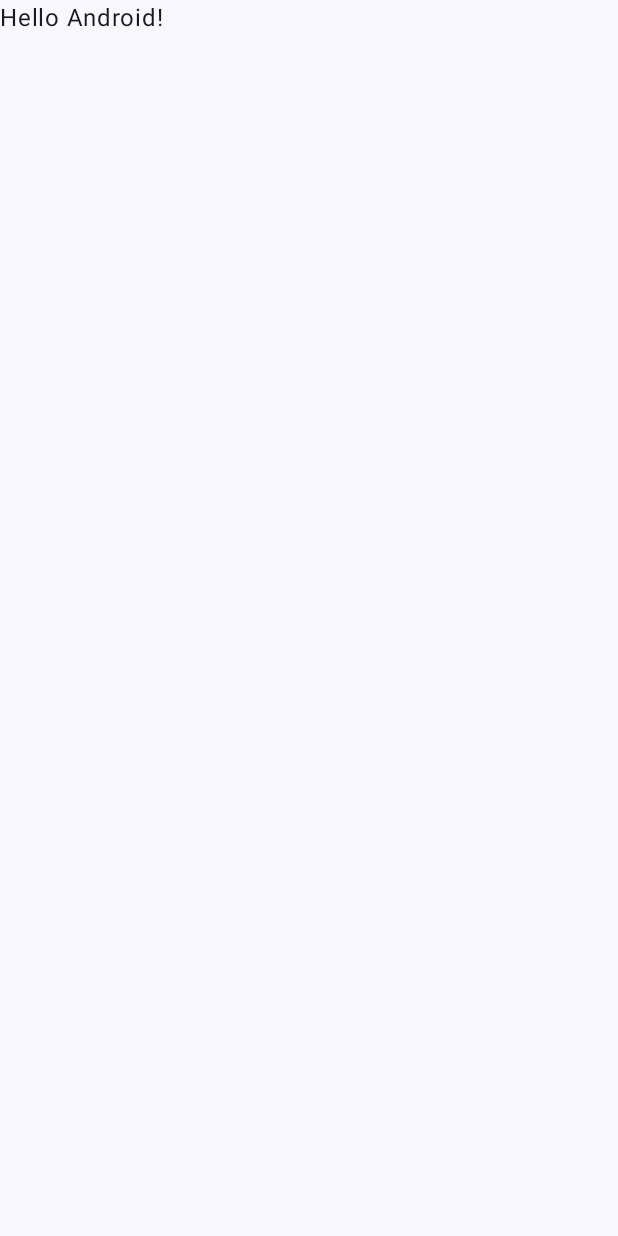
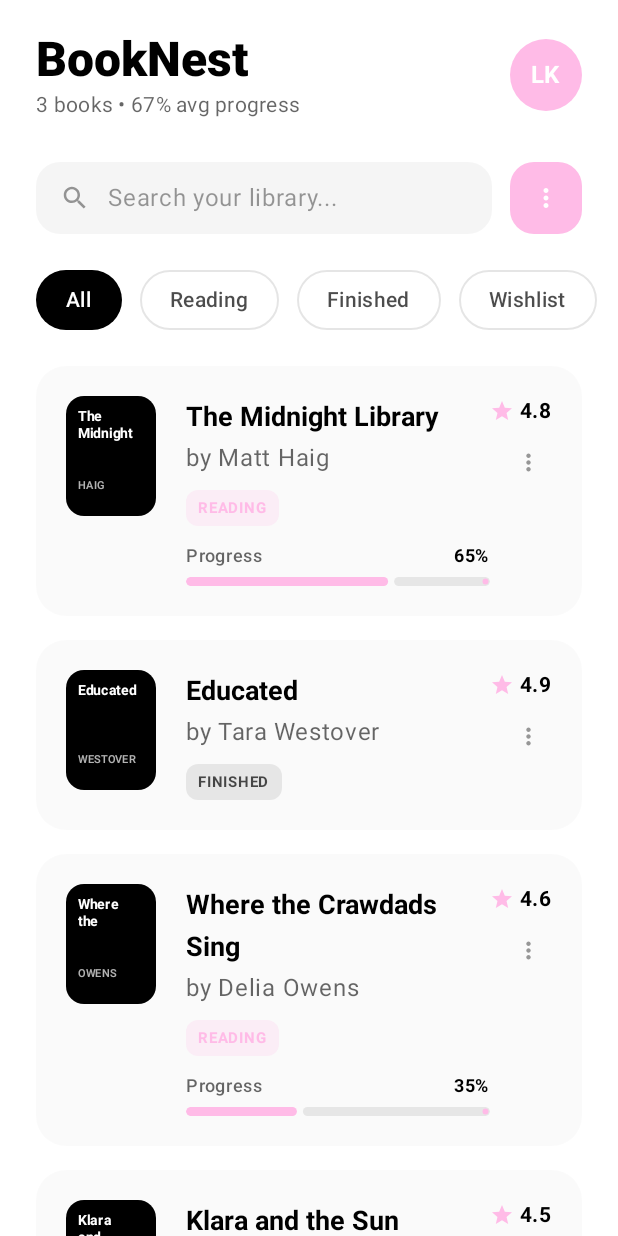
Before and after one commit to lydia-karungi/BookNest, an Android app built with Jetpack Compose: the screen it shows after launch (MainActivity), on a phone screen of 412 x 824 dp. Before the commit the screen is almost empty. Run offline under Robolectric (Android 15) with nearby library versions, the phone set to English and light mode, and no system bars.

Commit message:
Library page

```diff
--- a/app/src/main/java/com/example/booknest/MainActivity.kt
+++ b/app/src/main/java/com/example/booknest/MainActivity.kt
@@ -5,13 +5,9 @@
 import androidx.activity.compose.setContent
 import androidx.activity.enableEdgeToEdge
 import androidx.compose.foundation.layout.fillMaxSize
-import androidx.compose.foundation.layout.padding
-import androidx.compose.material3.Scaffold
-import androidx.compose.material3.Text
-import androidx.compose.runtime.Composable
 import androidx.compose.ui.Modifier
-import androidx.compose.ui.tooling.preview.Preview
 import com.example.booknest.ui.theme.BookNestTheme
+import com.example.booknest.screens.LibraryScreen
 
 class MainActivity : ComponentActivity() {
     override fun onCreate(savedInstanceState: Bundle?) {
@@ -19,29 +15,8 @@
         enableEdgeToEdge()
         setContent {
             BookNestTheme {
-                Scaffold(modifier = Modifier.fillMaxSize()) { innerPadding ->
-                    Greeting(
-                        name = "Android",
-                        modifier = Modifier.padding(innerPadding)
-                    )
-                }
+                LibraryScreen() // 🔁 Replaced Greeting with your screen
             }
         }
     }
 }
-
-@Composable
-fun Greeting(name: String, modifier: Modifier = Modifier) {
-    Text(
-        text = "Hello $name!",
-        modifier = modifier
-    )
-}
-
-@Preview(showBackground = true)
-@Composable
-fun GreetingPreview() {
-    BookNestTheme {
-        Greeting("Android")
-    }
-}
--- /dev/null
+++ b/app/src/main/java/com/example/booknest/screens/LibraryScreen.kt
@@ -0,0 +1,410 @@
+package com.example.booknest.screens
+
+import androidx.compose.foundation.Image
+import androidx.compose.foundation.background
+import androidx.compose.foundation.layout.*
+import androidx.compose.foundation.lazy.LazyColumn
+import androidx.compose.foundation.lazy.LazyRow
+import androidx.compose.foundation.lazy.items
+import androidx.compose.foundation.shape.CircleShape
+import androidx.compose.foundation.shape.RoundedCornerShape
+import androidx.compose.material.icons.Icons
+import androidx.compose.material.icons.filled.Add
+import androidx.compose.material.icons.filled.Search
+import androidx.compose.material.icons.filled.Star
+import androidx.compose.material.icons.outlined.FavoriteBorder
+import androidx.compose.material.icons.filled.DateRange
+import androidx.compose.material.icons.filled.Info
+import androidx.compose.material.icons.filled.MoreVert
+import androidx.compose.material3.*
+import androidx.compose.runtime.Composable
+import androidx.compose.ui.Alignment
+import androidx.compose.ui.Modifier
+import androidx.compose.ui.draw.clip
+import androidx.compose.ui.graphics.Color
+import androidx.compose.ui.unit.dp
+import androidx.compose.ui.unit.sp
+import androidx.compose.ui.text.font.FontWeight
+import androidx.compose.ui.text.style.TextOverflow
+import androidx.compose.ui.res.painterResource
+import androidx.compose.ui.layout.ContentScale
+import androidx.compose.ui.tooling.preview.Preview
+
+data class Book(
+    val title: String,
+    val author: String,
+    val status: String,
+    val progress: Float,
+    val rating: Float,
+    val category: String,
+    val coverColor: Color,
+    val pageCount: Int,
+    val readDate: String,
+    val coverImageRes: Int? = null // Add this for image resource
+)
+
+@OptIn(ExperimentalMaterial3Api::class)
+@Composable
+fun LibraryScreen() {
+    val books = listOf(
+        Book("The Midnight Library", "Matt Haig", "Reading", 0.65f, 4.8f, "Fiction", Color.Black, 288, "2024-01-15", null), // Set to null for now
+        Book("Educated", "Tara Westover", "Finished", 1.0f, 4.9f, "Memoir", Color.Black, 334, "2024-01-10"),
+        Book("Where the Crawdads Sing", "Delia Owens", "Reading", 0.35f, 4.6f, "Fiction", Color.Black, 368, "2024-01-12"),
+        Book("Klara and the Sun", "Kazuo Ishiguro", "Unread", 0.0f, 4.5f, "Fiction", Color.Black, 303, ""),
+        Book("The Seven Husbands of Evelyn Hugo", "Taylor Jenkins Reid", "Finished", 1.0f, 4.7f, "Romance", Color.Black, 400, "2024-01-08")
+    )
+
+    val categories = listOf("All", "Reading", "Finished", "Wishlist")
+    val readingStats = "3 books • 67% avg progress"
+
+    Column(
+        modifier = Modifier
+            .fillMaxSize()
+            .background(Color.White)
+    ) {
+        // Modern Header with Glass Effect
+        Surface(
+            modifier = Modifier.fillMaxWidth(),
+            color = Color.White,
+            shadowElevation = 0.dp
+        ) {
+            Column {
+                // Top Section
+                Row(
+                    modifier = Modifier
+                        .fillMaxWidth()
+                        .padding(horizontal = 24.dp, vertical = 20.dp),
+                    horizontalArrangement = Arrangement.SpaceBetween,
+                    verticalAlignment = Alignment.CenterVertically
+                ) {
+                    Column {
+                        Text(
+                            text = "BookNest",
+                            style = MaterialTheme.typography.headlineLarge.copy(
+                                fontWeight = FontWeight.ExtraBold,
+                                fontSize = 32.sp
+                            ),
+                            color = Color.Black
+                        )
+                        Text(
+                            text = readingStats,
+                            style = MaterialTheme.typography.bodyMedium,
+                            color = Color.Black.copy(alpha = 0.6f)
+                        )
+                    }
+
+                    // Profile Avatar
+                    Box(
+                        modifier = Modifier
+                            .size(48.dp)
+                            .background(
+                                Color(0xFFFFBBE7),
+                                CircleShape
+                            ),
+                        contentAlignment = Alignment.Center
+                    ) {
+                        Text(
+                            text = "LK",
+                            style = MaterialTheme.typography.titleMedium.copy(
+                                fontWeight = FontWeight.Bold
+                            ),
+                            color = Color.White
+                        )
+                    }
+                }
+
+                // Enhanced Search Bar
+                Row(
+                    modifier = Modifier
+                        .fillMaxWidth()
+                        .padding(horizontal = 24.dp, vertical = 8.dp),
+                    horizontalArrangement = Arrangement.spacedBy(12.dp)
+                ) {
+                    Surface(
+                        modifier = Modifier.weight(1f),
+                        shape = RoundedCornerShape(16.dp),
+                        color = Color.Black.copy(alpha = 0.04f)
+                    ) {
+                        Row(
+                            modifier = Modifier
+                                .fillMaxWidth()
+                                .padding(horizontal = 16.dp, vertical = 14.dp),
+                            verticalAlignment = Alignment.CenterVertically
+                        ) {
+                            Icon(
+                                Icons.Default.Search,
+                                contentDescription = null,
+                                tint = Color.Black.copy(alpha = 0.4f),
+                                modifier = Modifier.size(20.dp)
+                            )
+                            Spacer(modifier = Modifier.width(12.dp))
+                            Text(
+                                text = "Search your library...",
+                                style = MaterialTheme.typography.bodyLarge,
+                                color = Color.Black.copy(alpha = 0.4f)
+                            )
+                        }
+                    }
+
+                    // Filter Button
+                    Surface(
+                        modifier = Modifier.size(48.dp),
+                        shape = RoundedCornerShape(16.dp),
+                        color = Color(0xFFFFBBE7)
+                    ) {
+                        Box(
+                            contentAlignment = Alignment.Center
+                        ) {
+                            Icon(
+                                Icons.Default.MoreVert,
+                                contentDescription = "Filter",
+                                tint = Color.White,
+                                modifier = Modifier.size(20.dp)
+                            )
+                        }
+                    }
+                }
+
+                // Modern Category Pills
+                LazyRow(
+                    horizontalArrangement = Arrangement.spacedBy(12.dp),
+                    contentPadding = PaddingValues(horizontal = 24.dp, vertical = 16.dp)
+                ) {
+                    items(categories.size) { index ->
+                        ModernCategoryPill(
+                            category = categories[index],
+                            isSelected = index == 0
+                        )
+                    }
+                }
+            }
+        }
+
+        // Books List with Modern Cards
+        LazyColumn(
+            verticalArrangement = Arrangement.spacedBy(16.dp),
+            contentPadding = PaddingValues(horizontal = 24.dp, vertical = 8.dp)
+        ) {
+            items(books) { book ->
+                ModernBookCard(book = book)
+            }
+        }
+    }
+}
+
+@Composable
+fun ModernCategoryPill(category: String, isSelected: Boolean) {
+    Surface(
+        shape = RoundedCornerShape(20.dp),
+        color = if (isSelected) Color.Black else Color.Transparent,
+        border = if (!isSelected) androidx.compose.foundation.BorderStroke(
+            1.dp,
+            Color.Black.copy(alpha = 0.1f)
+        ) else null
+    ) {
+        Text(
+            text = category,
+            modifier = Modifier.padding(horizontal = 20.dp, vertical = 10.dp),
+            style = MaterialTheme.typography.bodyMedium.copy(
+                fontWeight = FontWeight.Medium
+            ),
+            color = if (isSelected) Color.White else Color.Black.copy(alpha = 0.7f)
+        )
+    }
+}
+
+@Composable
+fun ModernBookCard(book: Book) {
+    Surface(
+        modifier = Modifier.fillMaxWidth(),
+        shape = RoundedCornerShape(20.dp),
+        color = Color.Black.copy(alpha = 0.02f),
+        shadowElevation = 0.dp
+    ) {
+        Row(
+            modifier = Modifier
+                .fillMaxWidth()
+                .padding(20.dp),
+            verticalAlignment = Alignment.Top
+        ) {
+            // Enhanced Book Cover
+            Surface(
+                modifier = Modifier
+                    .width(60.dp)
+                    .height(80.dp),
+                shape = RoundedCornerShape(12.dp),
+                color = Color.Black
+            ) {
+                if (book.coverImageRes != null) {
+                    // Use real book cover image
+                    Image(
+                        painter = painterResource(id = book.coverImageRes),
+                        contentDescription = "Cover of ${book.title}",
+                        modifier = Modifier.fillMaxSize(),
+                        contentScale = ContentScale.Crop
+                    )
+                } else {
+                    // Fallback to text-based cover
+                    Column(
+                        modifier = Modifier
+                            .fillMaxSize()
+                            .padding(8.dp),
+                        verticalArrangement = Arrangement.SpaceBetween,
+                        horizontalAlignment = Alignment.Start
+                    ) {
+                        Text(
+                            text = book.title.split(" ").take(2).joinToString("\n"),
+                            color = Color.White,
+                            fontWeight = FontWeight.Bold,
+                            fontSize = 9.sp,
+                            lineHeight = 11.sp,
+                            maxLines = 3
+                        )
+
+                        Text(
+                            text = book.author.split(" ").last().uppercase(),
+                            color = Color.White.copy(alpha = 0.7f),
+                            fontWeight = FontWeight.Medium,
+                            fontSize = 7.sp
+                        )
+                    }
+                }
+            }
+
+            Spacer(modifier = Modifier.width(20.dp))
+
+            // Book Information
+            Column(
+                modifier = Modifier.weight(1f)
+            ) {
+                Text(
+                    text = book.title,
+                    style = MaterialTheme.typography.titleLarge.copy(
+                        fontWeight = FontWeight.Bold,
+                        fontSize = 18.sp
+                    ),
+                    color = Color.Black,
+                    maxLines = 2,
+                    overflow = TextOverflow.Ellipsis
+                )
+
+                Text(
+                    text = "by ${book.author}",
+                    style = MaterialTheme.typography.bodyLarge,
+                    color = Color.Black.copy(alpha = 0.6f),
+                    modifier = Modifier.padding(top = 4.dp)
+                )
+
+                Spacer(modifier = Modifier.height(12.dp))
+
+                // Status Badge
+                Surface(
+                    shape = RoundedCornerShape(8.dp),
+                    color = when (book.status) {
+                        "Reading" -> Color(0xFFFFBBE7).copy(alpha = 0.2f)
+                        "Finished" -> Color.Black.copy(alpha = 0.08f)
+                        else -> Color.Black.copy(alpha = 0.04f)
+                    }
+                ) {
+                    Text(
+                        text = book.status.uppercase(),
+                        modifier = Modifier.padding(horizontal = 8.dp, vertical = 4.dp),
+                        style = MaterialTheme.typography.labelSmall.copy(
+                            fontWeight = FontWeight.Bold,
+                            fontSize = 10.sp
+                        ),
+                        color = when (book.status) {
+                            "Reading" -> Color(0xFFFFBBE7)
+                            else -> Color.Black.copy(alpha = 0.7f)
+                        }
+                    )
+                }
+
+                if (book.status == "Reading") {
+                    Spacer(modifier = Modifier.height(12.dp))
+
+                    // Progress Section
+                    Column {
+                        Row(
+                            modifier = Modifier.fillMaxWidth(),
+                            horizontalArrangement = Arrangement.SpaceBetween
+                        ) {
+                            Text(
+                                text = "Progress",
+                                style = MaterialTheme.typography.bodySmall.copy(
+                                    fontWeight = FontWeight.Medium
+                                ),
+                                color = Color.Black.copy(alpha = 0.6f)
+                            )
+                            Text(
+                                text = "${(book.progress * 100).toInt()}%",
+                                style = MaterialTheme.typography.bodySmall.copy(
+                                    fontWeight = FontWeight.Bold
+                                ),
+                                color = Color.Black
+                            )
+                        }
+
+                        Spacer(modifier = Modifier.height(6.dp))
+
+                        LinearProgressIndicator(
+                            progress = { book.progress },
+                            modifier = Modifier
+                                .fillMaxWidth()
+                                .height(6.dp)
+                                .clip(RoundedCornerShape(3.dp)),
+                            color = Color(0xFFFFBBE7),
+                            trackColor = Color.Black.copy(alpha = 0.08f)
+                        )
+                    }
+                }
+            }
+
+            // Rating and Menu
+            Column(
+                horizontalAlignment = Alignment.End
+            ) {
+                Row(
+                    verticalAlignment = Alignment.CenterVertically
+                ) {
+                    Icon(
+                        Icons.Default.Star,
+                        contentDescription = null,
+                        tint = Color(0xFFFFBBE7),
+                        modifier = Modifier.size(16.dp)
+                    )
+                    Spacer(modifier = Modifier.width(4.dp))
+                    Text(
+                        text = book.rating.toString(),
+                        style = MaterialTheme.typography.bodyMedium.copy(
+                            fontWeight = FontWeight.Bold
+                        ),
+                        color = Color.Black
+                    )
+                }
+
+                Spacer(modifier = Modifier.height(8.dp))
+
+                IconButton(
+                    onClick = { /* TODO */ },
+                    modifier = Modifier.size(32.dp)
+                ) {
+                    Icon(
+                        Icons.Default.MoreVert,
+                        contentDescription = "More options",
+                        tint = Color.Black.copy(alpha = 0.4f),
+                        modifier = Modifier.size(18.dp)
+                    )
+                }
+            }
+        }
+    }
+}
+
+@Preview(showBackground = true)
+@Composable
+fun PreviewLibraryScreen() {
+    MaterialTheme {
+        LibraryScreen()
+    }
+}
```
Also changed, not shown: app/src/main/res/drawable/midnight_library_cover.jpg (added), 1 other file.
